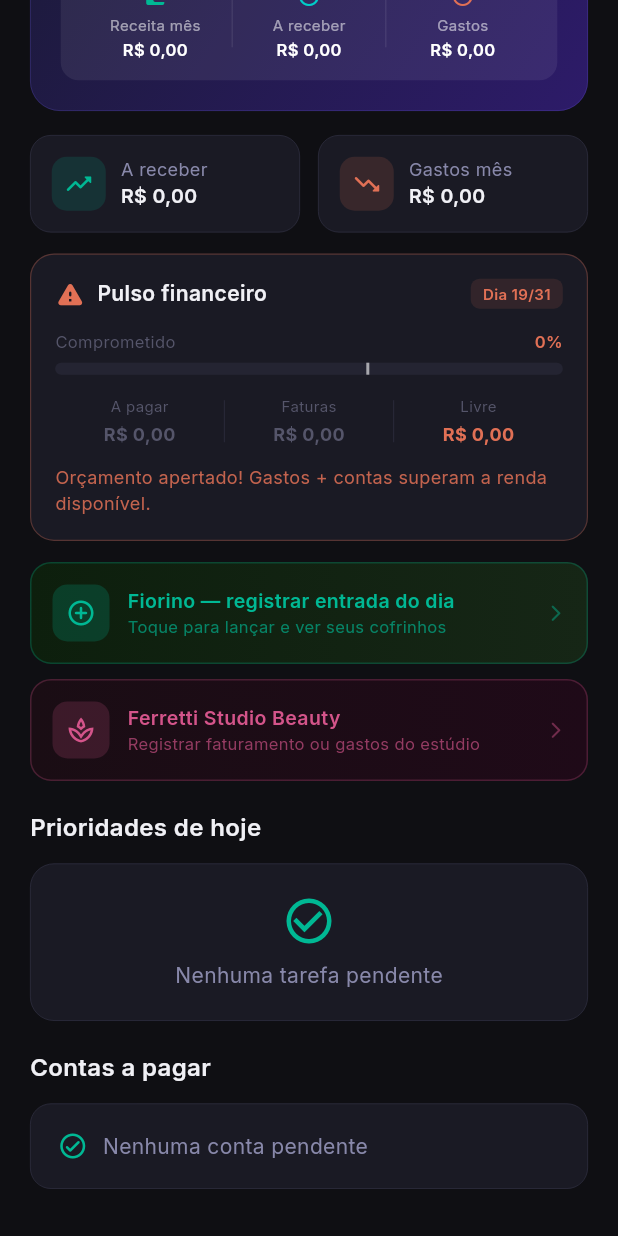
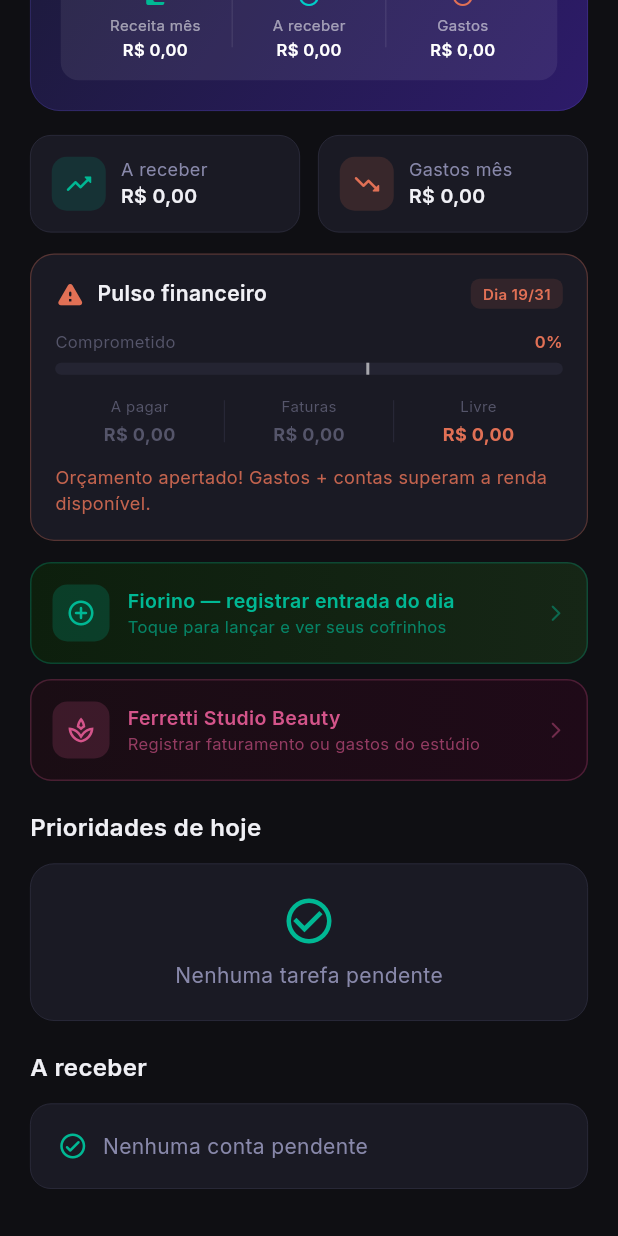
Before and after one commit to qsynkai/MultiSynk, a Flutter app: the HomeScreen screen opened directly, scrolled down 257 dp, on a phone screen of 412 x 824 dp. Run offline on Flutter 3.47's test engine with Material 3 defaults, Android fonts, the phone set to English and light mode, and no system bars; our stand-ins replace connectivity_plus, flutter_dotenv, flutter_riverpod, flutter_svg, google_fonts, shared_preferences and 3 more; missing offline and left inert: home_widget; accounts and stored records are empty.

Commit message:
fix: rename 'Contas a pagar' to 'A receber' on home screen
Co-Authored-By: Claude Sonnet 4.6 <noreply@anthropic.com>

```diff
--- a/lib/screens/home_screen.dart
+++ b/lib/screens/home_screen.dart
@@ -523,12 +523,12 @@ class _HomeScreenState extends ConsumerState<HomeScreen> {
               ),
 
 
-            // Contas a pagar — contagem regressiva
+            // A receber — contagem regressiva
             SliverToBoxAdapter(
               child: Padding(
                 padding: const EdgeInsets.fromLTRB(20, 20, 20, 0),
                 child: const Text(
-                  'Contas a pagar',
+                  'A receber',
                   style: TextStyle(color: AppColors.textPrimary, fontSize: 16, fontWeight: FontWeight.w600),
                 ),
               ),
```
